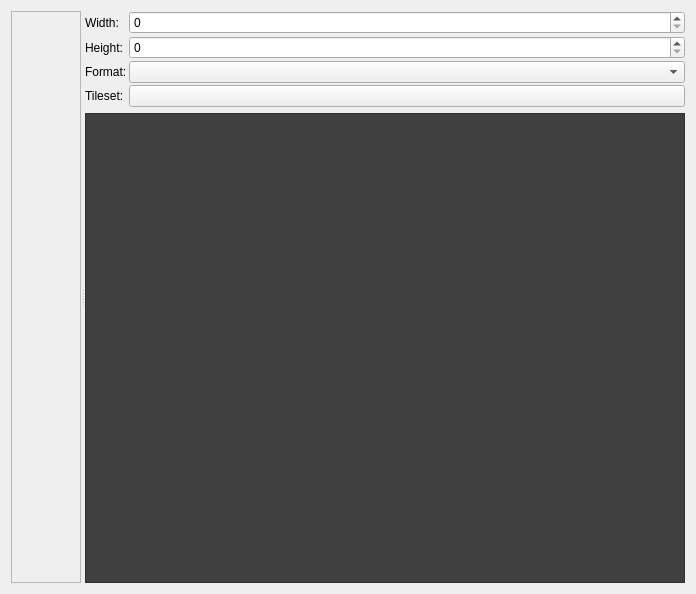
Before: the Qt Designer form editor/editor/map/MapEditorTab.ui in zapolnov/zxide, drawn with Qt 5.
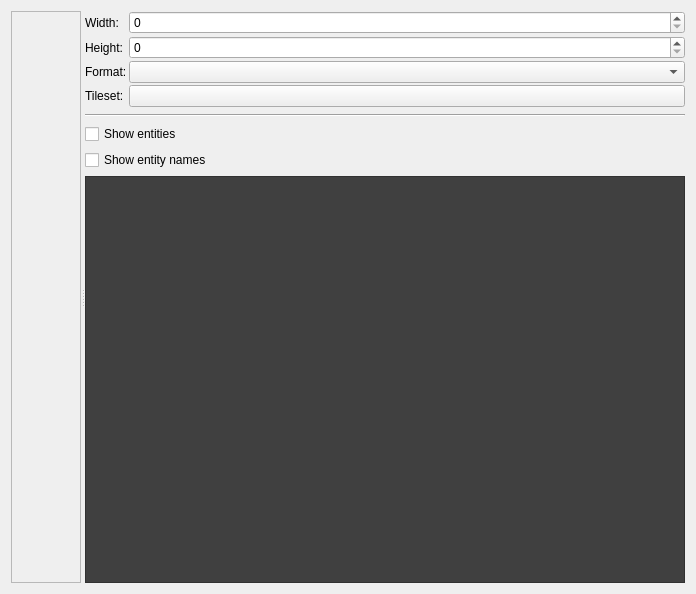
After: the same form once the commit is applied. Custom widgets are drawn as their Qt base class.

Commit message: Show entity names in the editor.

```diff
--- a/editor/editor/map/MapEditorTab.ui
+++ b/editor/editor/map/MapEditorTab.ui
@@ -107,6 +107,52 @@
          </item>
         </layout>
        </item>
+       <item>
+        <widget class="QFrame" name="frame">
+         <property name="sizePolicy">
+          <sizepolicy hsizetype="MinimumExpanding" vsizetype="Fixed">
+           <horstretch>0</horstretch>
+           <verstretch>0</verstretch>
+          </sizepolicy>
+         </property>
+         <property name="minimumSize">
+          <size>
+           <width>5</width>
+           <height>5</height>
+          </size>
+         </property>
+         <property name="maximumSize">
+          <size>
+           <width>16777215</width>
+           <height>5</height>
+          </size>
+         </property>
+         <property name="frameShape">
+          <enum>QFrame::HLine</enum>
+         </property>
+         <property name="frameShadow">
+          <enum>QFrame::Sunken</enum>
+         </property>
+        </widget>
+       </item>
+       <item>
+        <layout class="QVBoxLayout" name="settingsLayout">
+         <item>
+          <widget class="QCheckBox" name="entitiesVisibleCheck">
+           <property name="text">
+            <string>Show entities</string>
+           </property>
+          </widget>
+         </item>
+         <item>
+          <widget class="QCheckBox" name="entityNamesVisibleCheck">
+           <property name="text">
+            <string>Show entity names</string>
+           </property>
+          </widget>
+         </item>
+        </layout>
+       </item>
        <item>
         <widget class="QListWidget" name="paletteListWidget">
          <property name="styleSheet">
```
Left out of the diff: 4 changed lines with no effect on the pictures. The commit also changes 4 other files.
